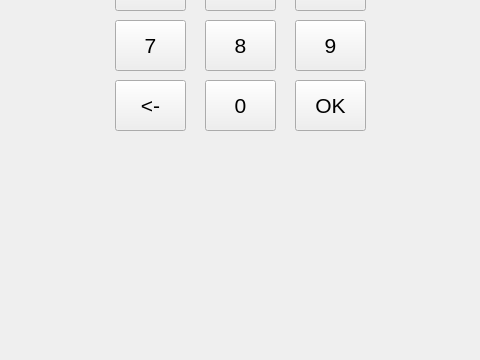
This is frontend/mainwindow.ui in banksimul-2023-22spo/group_1 as Qt 5 draws it before an edit; both pictures show x 155 to 635 and y 240 to 600 of the 800 by 600 pixel window. The edited form follows.
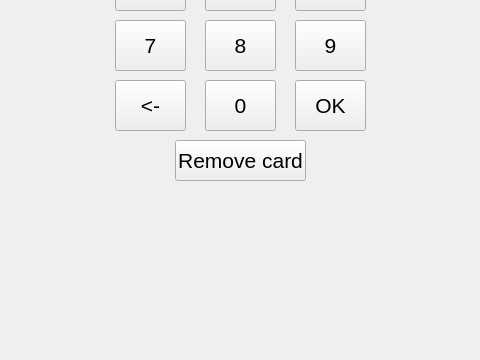
This is the edited form.

The edit to the form file:
```diff
--- a/frontend/mainwindow.ui
+++ b/frontend/mainwindow.ui
@@ -266,6 +266,24 @@
      <string/>
     </property>
    </widget>
+   <widget class="QPushButton" name="btnRemove">
+    <property name="geometry">
+     <rect>
+      <x>330</x>
+      <y>380</y>
+      <width>131</width>
+      <height>41</height>
+     </rect>
+    </property>
+    <property name="font">
+     <font>
+      <pointsize>16</pointsize>
+     </font>
+    </property>
+    <property name="text">
+     <string>Remove card</string>
+    </property>
+   </widget>
    <zorder>btn9</zorder>
    <zorder>labelInfo</zorder>
    <zorder>btn3</zorder>
```
Left out of the diff: 1 changed line with no effect on the pictures.
